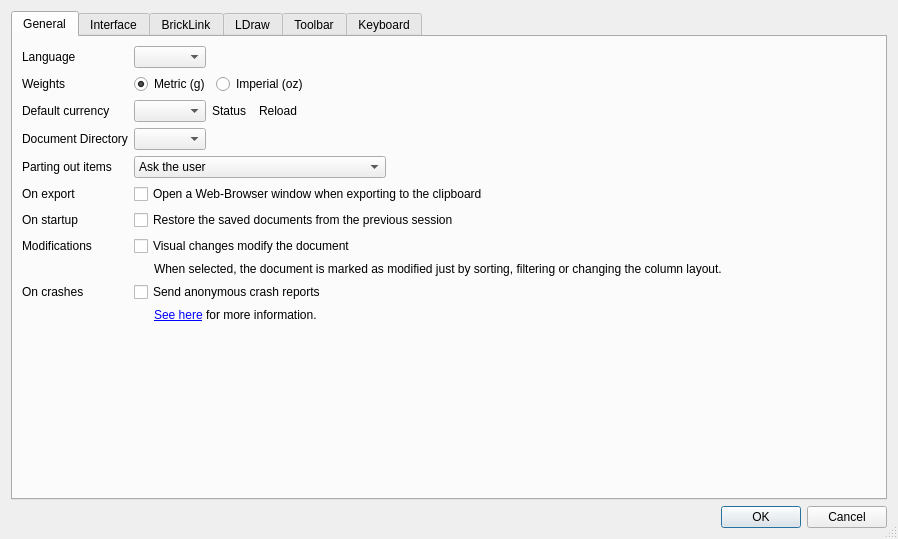
The window that src/settingsdialog.ui (rgriebl/brickstore) describes before a commit, drawn with Qt 5.
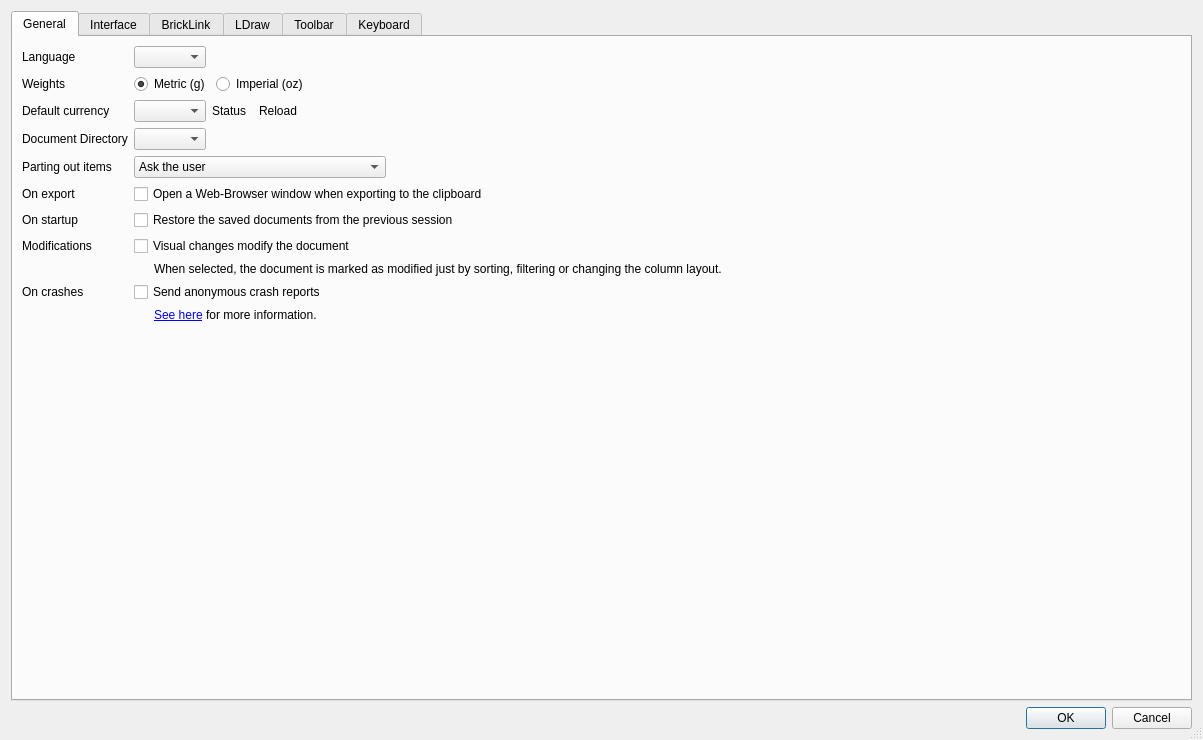
The same window after the commit. Icons and pictures are not drawn.

What changed in the file:
```diff
--- a/src/settingsdialog.ui
+++ b/src/settingsdialog.ui
@@ -6,8 +6,8 @@
    <rect>
     <x>0</x>
     <y>0</y>
-    <width>898</width>
-    <height>539</height>
+    <width>1203</width>
+    <height>740</height>
    </rect>
   </property>
   <property name="windowTitle">
```
